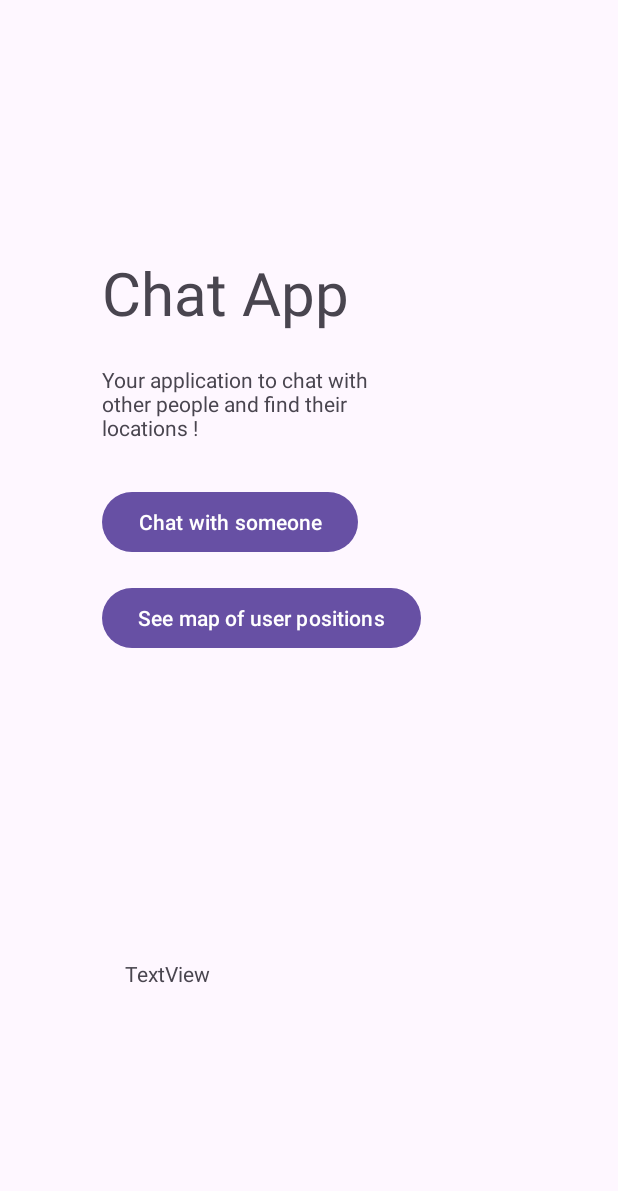
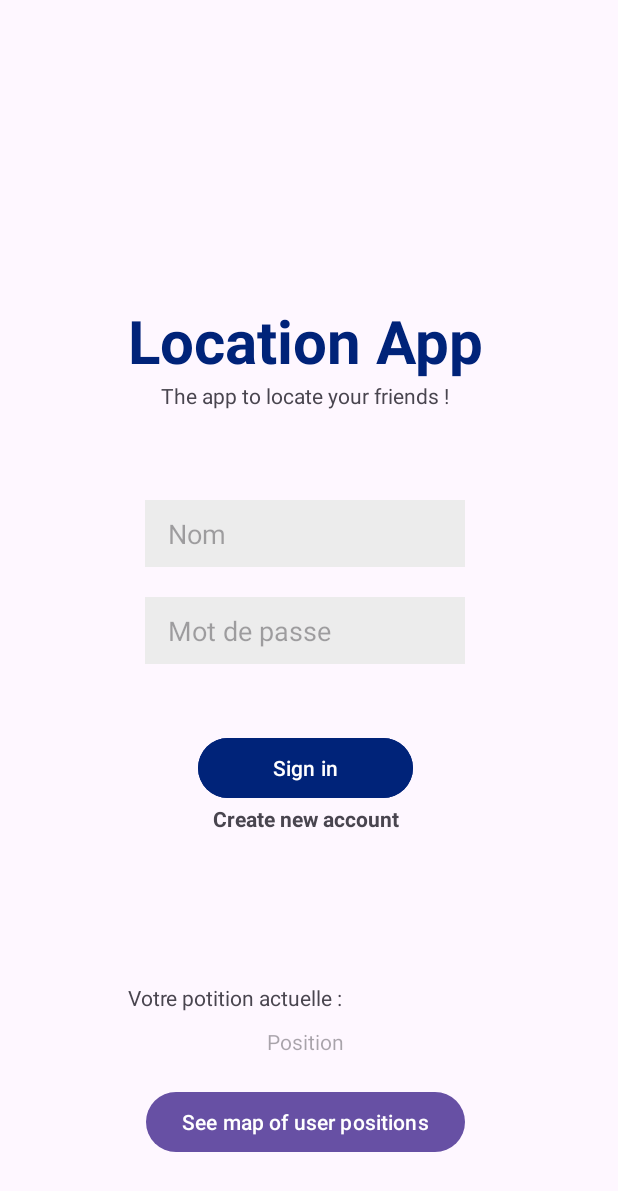
Before and after one commit to multicolores/Projet_android_m1_chat_app, an Android app: the screen it shows after launch (MainActivity), on a phone screen of 412 x 824 dp. Shown: the top 1191 px of the screen. Run offline under Robolectric (Android 15) with nearby library versions, the phone set to English and light mode, and no system bars; our stand-ins replace Firebase (no records; nobody signed in at launch, a user with empty details on screens opened directly); libraries missing offline, so code that uses them is left out: org.osmdroid.config, org.osmdroid.tileprovider, org.osmdroid.util, org.osmdroid.views.

```diff
--- a/app/build.gradle.kts
+++ b/app/build.gradle.kts
@@ -1,5 +1,6 @@
 plugins {
     alias(libs.plugins.android.application)
+    alias(libs.plugins.google.gms.google.services)
 }
 
 android {
@@ -34,11 +35,14 @@ android {
 dependencies {
 
     implementation("org.osmdroid:osmdroid-android:6.1.10")
-
+    implementation(platform("com.google.firebase:firebase-bom:33.0.0"))
+    implementation("com.google.firebase:firebase-analytics")
     implementation(libs.appcompat)
     implementation(libs.material)
     implementation(libs.activity)
     implementation(libs.constraintlayout)
+    implementation(libs.firebase.messaging)
+    implementation(libs.firebase.firestore)
     testImplementation(libs.junit)
     androidTestImplementation(libs.ext.junit)
     androidTestImplementation(libs.espresso.core)
--- a/app/src/main/java/com/example/projet_v1/MainActivity.java
+++ b/app/src/main/java/com/example/projet_v1/MainActivity.java
@@ -12,6 +12,7 @@ import org.osmdroid.util.GeoPoint;
 import org.osmdroid.views.MapView;
 
 import android.view.View;
+import com.google.firebase.firestore.FirebaseFirestore;
 
 import androidx.activity.EdgeToEdge;
 import androidx.annotation.NonNull;
@@ -24,13 +25,16 @@ import androidx.core.view.WindowInsetsCompat;
 import org.osmdroid.views.overlay.Marker;
 
 import android.content.Intent;
+import android.widget.EditText;
 import android.widget.TextView;
 import android.location.LocationManager;
 import android.location.LocationListener;
 import android.Manifest;
 import android.widget.Toast;
 
+import java.util.HashMap;
 import java.util.List;
+import java.util.Map;
 
 public class MainActivity extends AppCompatActivity implements LocationListener {
     private static final int PERMISSION_REQUEST_CODE = 100;
@@ -39,11 +43,14 @@ public class MainActivity extends AppCompatActivity implements LocationListener
     private double latitude;
     private double longitude;
     private LocationManager locationManager;
+    private FirebaseFirestore BDD;
 
     @Override
     protected void onCreate(Bundle savedInstanceState) {
         super.onCreate(savedInstanceState);
         setContentView(R.layout.activity_main);
+        this.BDD = FirebaseFirestore.getInstance();
+
 
         locationManager = (LocationManager) getSystemService(Context.LOCATION_SERVICE);
 
@@ -61,6 +68,8 @@ public class MainActivity extends AppCompatActivity implements LocationListener
         // Get device location
         locationManager.requestLocationUpdates(LocationManager.GPS_PROVIDER, 5000, 500, this);
     }
+
+
 
     public void onClickGoMapPage(View view) {
         startActivity(new Intent(this, MapActivity.class));
@@ -111,4 +120,22 @@ public class MainActivity extends AppCompatActivity implements LocationListener
     public void onPointerCaptureChanged(boolean hasCapture) {
         super.onPointerCaptureChanged(hasCapture);
     }
+
+    public void OnClickSignIn(View view) {
+        Map<String, Object> Connexion = new HashMap<>();
+        EditText TextNom = findViewById(R.id.input_name);
+        String Nom = TextNom.getText().toString();
+
+        EditText TextMdp = findViewById(R.id.input_name);
+        String Mdp = TextMdp.getText().toString();
+
+        Connexion.put(Nom, Mdp);
+
+        this.BDD
+                .collection("Compte")
+                .add(Connexion)
+                .addOnCompleteListener(task -> {
+                    Toast.makeText(this, "Succes : " + task.isSuccessful(), Toast.LENGTH_LONG).show();
+                });
+    }
 }
--- a/app/src/main/res/layout/activity_main.xml
+++ b/app/src/main/res/layout/activity_main.xml
@@ -5,56 +5,107 @@
     android:id="@+id/main"
     android:layout_width="match_parent"
     android:layout_height="match_parent"
+    android:layout_gravity="center_vertical"
     tools:context=".MainActivity">
 
-    <Button
-        android:id="@+id/button"
+    <LinearLayout
+        android:id="@+id/linearLayout"
         android:layout_width="wrap_content"
         android:layout_height="wrap_content"
-        android:layout_marginTop="16dp"
-        android:onClick="onClickGoMapPage"
-        android:text="See map of user positions"
-        app:layout_constraintStart_toStartOf="@+id/button2"
-        app:layout_constraintTop_toBottomOf="@+id/button2" />
+        android:gravity="center_horizontal|center_vertical"
+        android:orientation="vertical"
+        android:paddingLeft="85sp"
+        android:paddingTop="200sp"
+        android:paddingRight="85sp"
+        app:layout_constraintStart_toStartOf="parent"
+        app:layout_constraintTop_toTopOf="parent">
+
+        <TextView
+            android:id="@+id/textView_NameApp"
+            android:layout_width="wrap_content"
+            android:layout_height="wrap_content"
+            android:fontWeight="700"
+            android:text="Location App"
+            android:textColor="#002379"
+            android:textSize="40sp"
+            android:textStyle="bold" />
+
+        <TextView
+            android:id="@+id/textView_DescriptionApp"
+            android:layout_width="wrap_content"
+            android:layout_height="wrap_content"
+            android:layout_marginBottom="60sp"
+            android:text="The app to locate your friends !" />
+
+        <EditText
+            android:id="@+id/input_name"
+            android:layout_width="wrap_content"
+            android:layout_height="wrap_content"
+            android:layout_marginBottom="20sp"
+            android:background="#ECECEC"
+            android:backgroundTintMode="add"
+            android:ems="10"
+            android:hint="Nom"
+            android:inputType="text"
+            android:paddingStart="15sp"
+            android:paddingTop="10sp"
+            android:paddingBottom="10sp" />
+
+        <EditText
+            android:id="@+id/input_mdp"
+            android:layout_width="wrap_content"
+            android:layout_height="wrap_content"
+            android:layout_marginBottom="45sp"
+            android:background="#ECECEC"
+            android:ems="10"
+            android:hint="Mot de passe"
+            android:inputType="text|textPassword"
+            android:paddingStart="15sp"
+            android:paddingTop="10sp"
+            android:paddingBottom="10sp" />
 
         <Button
-        android:id="@+id/button2"
+            android:id="@+id/Button_signin"
             android:layout_width="wrap_content"
             android:layout_height="wrap_content"
-        android:layout_marginTop="29dp"
-        android:text="Chat with someone"
-        app:layout_constraintStart_toStartOf="@+id/textView3"
-        app:layout_constraintTop_toBottomOf="@+id/textView3" />
+            android:backgroundTint="#002379"
+            android:onClick="OnClickSignIn"
+            android:paddingLeft="50sp"
+            android:paddingRight="50sp"
+            android:text="Sign in" />
 
         <TextView
-        android:id="@+id/textView3"
-        android:layout_width="190dp"
+            android:id="@+id/textView_NewAccount"
+            android:layout_width="match_parent"
             android:layout_height="wrap_content"
-        android:layout_marginTop="21dp"
-        android:text="Your application to chat with other people and find their locations !"
-        app:layout_constraintStart_toStartOf="@+id/textView2"
-        app:layout_constraintTop_toBottomOf="@+id/textView2" />
+            android:layout_marginBottom="100sp"
+            android:gravity="center_horizontal"
+            android:text="Create new account"
+            android:textColorHint="#002379"
+            android:textColorLink="#002379"
+            android:textStyle="bold" />
 
         <TextView
-        android:id="@+id/textView2"
-        android:layout_width="wrap_content"
+            android:id="@+id/textView_VotrePosition"
+            android:layout_width="match_parent"
             android:layout_height="wrap_content"
-        android:layout_marginStart="68dp"
-        android:layout_marginTop="168dp"
-        android:fontWeight="700"
-        android:text="Chat App"
-        android:textSize="40sp"
-        app:layout_constraintStart_toStartOf="parent"
-        app:layout_constraintTop_toTopOf="parent" />
+            android:layout_marginBottom="10sp"
+            android:text="Votre potition actuelle :" />
 
         <TextView
             android:id="@+id/textView_location_info"
             android:layout_width="wrap_content"
             android:layout_height="wrap_content"
-        android:layout_marginStart="83dp"
-        android:layout_marginBottom="165dp"
-        android:text="TextView"
-        app:layout_constraintBottom_toBottomOf="parent"
-        app:layout_constraintStart_toStartOf="parent" />
+            android:layout_marginBottom="20sp"
+            android:hint="Position" />
+
+        <Button
+            android:id="@+id/button_map"
+            android:layout_width="wrap_content"
+            android:layout_height="wrap_content"
+            android:onClick="onClickGoMapPage"
+            android:text="See map of user positions" />
+
+    </LinearLayout>
 
 </androidx.constraintlayout.widget.ConstraintLayout>
--- a/build.gradle.kts
+++ b/build.gradle.kts
@@ -1,4 +1,5 @@
 // Top-level build file where you can add configuration options common to all sub-projects/modules.
 plugins {
     alias(libs.plugins.android.application) apply false
+    id("com.google.gms.google-services") version "4.4.1" apply false
 }
--- a/gradle/libs.versions.toml
+++ b/gradle/libs.versions.toml
@@ -7,6 +7,9 @@ appcompat = "1.6.1"
 material = "1.10.0"
 activity = "1.8.0"
 constraintlayout = "2.1.4"
+googleGmsGoogleServices = "4.4.1"
+firebaseMessaging = "24.0.0"
+firebaseFirestore = "25.0.0"
 
 [libraries]
 junit = { group = "junit", name = "junit", version.ref = "junit" }
@@ -16,6 +19,9 @@ appcompat = { group = "androidx.appcompat", name = "appcompat", version.ref = "a
 material = { group = "com.google.android.material", name = "material", version.ref = "material" }
 activity = { group = "androidx.activity", name = "activity", version.ref = "activity" }
 constraintlayout = { group = "androidx.constraintlayout", name = "constraintlayout", version.ref = "constraintlayout" }
+firebase-messaging = { group = "com.google.firebase", name = "firebase-messaging", version.ref = "firebaseMessaging" }
+firebase-firestore = { group = "com.google.firebase", name = "firebase-firestore", version.ref = "firebaseFirestore" }
 
 [plugins]
 android-application = { id = "com.android.application", version.ref = "agp" }
+google-gms-google-services = { id = "com.google.gms.google-services", version.ref = "googleGmsGoogleServices" }
```
Also changed, not shown: 1 other file. Lines whose indentation alone changed are shown as unchanged.
